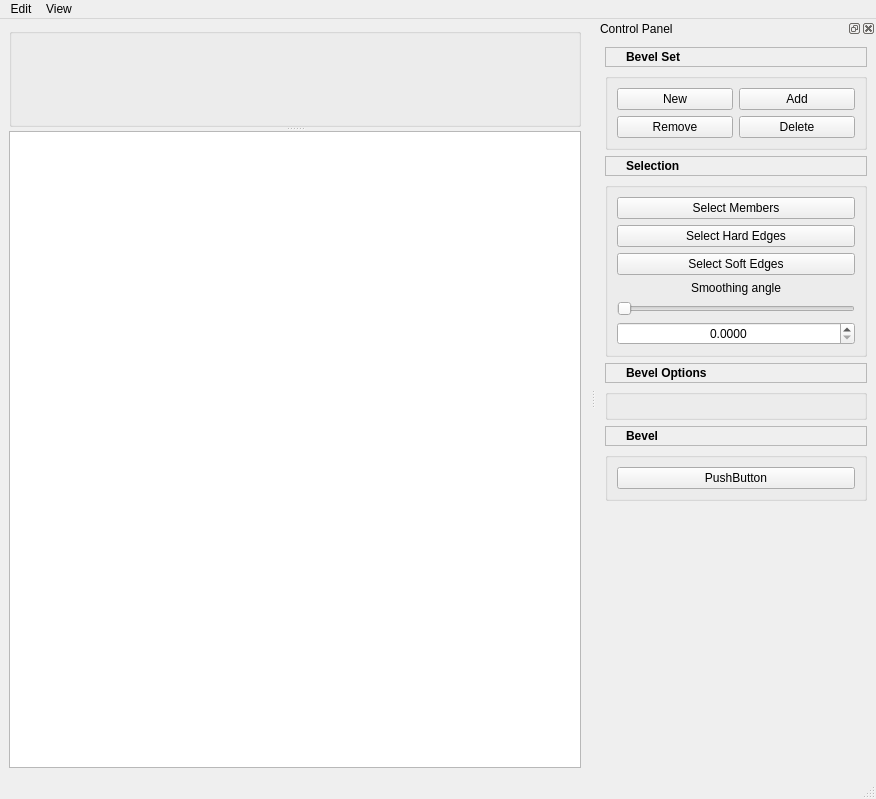
The window that maya_script/BevelTool/src/Qt/UI/MWBevelToolMainWindow.ui (FengYusheng/MyUtils) describes before a commit, drawn with Qt 5.
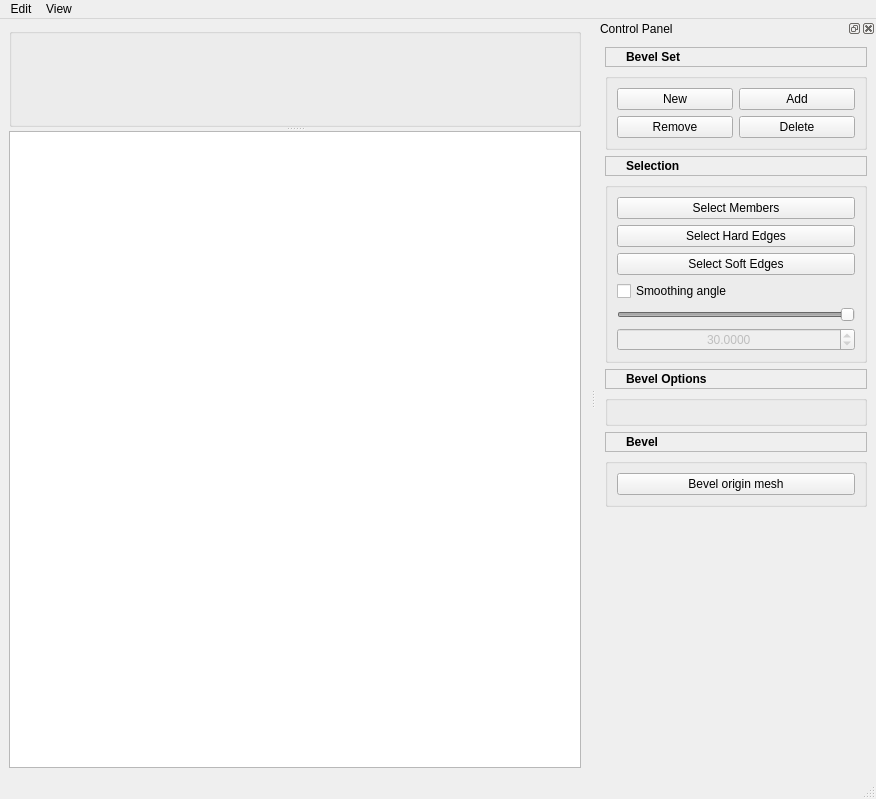
The same window after the commit.

Commit message: bevel tool

What changed in the file:
```diff
--- a/maya_script/BevelTool/src/Qt/UI/MWBevelToolMainWindow.ui
+++ b/maya_script/BevelTool/src/Qt/UI/MWBevelToolMainWindow.ui
@@ -79,7 +79,7 @@
    <property name="minimumSize">
     <size>
      <width>280</width>
-     <height>470</height>
+     <height>474</height>
     </size>
    </property>
    <property name="allowedAreas">
@@ -232,23 +232,23 @@
          </widget>
         </item>
         <item>
-         <widget class="QLabel" name="smoothingAngleLable">
+         <widget class="QCheckBox" name="smoothingAngleCheckBox">
           <property name="text">
            <string>Smoothing angle</string>
           </property>
-          <property name="textFormat">
-           <enum>Qt::RichText</enum>
-          </property>
-          <property name="alignment">
-           <set>Qt::AlignCenter</set>
-          </property>
          </widget>
         </item>
         <item>
          <widget class="QSlider" name="smoothingAngleSlider">
+          <property name="enabled">
+           <bool>false</bool>
+          </property>
           <property name="maximum">
            <number>1800000</number>
           </property>
+          <property name="value">
+           <number>300000</number>
+          </property>
           <property name="orientation">
            <enum>Qt::Horizontal</enum>
           </property>
@@ -256,6 +256,9 @@
         </item>
         <item>
          <widget class="QDoubleSpinBox" name="smoothingAngleSpinBox">
+          <property name="enabled">
+           <bool>false</bool>
+          </property>
           <property name="alignment">
            <set>Qt::AlignCenter</set>
           </property>
@@ -265,6 +268,9 @@
           <property name="maximum">
            <double>180.000000000000000</double>
           </property>
+          <property name="value">
+           <double>30.000000000000000</double>
+          </property>
          </widget>
         </item>
        </layout>
@@ -351,7 +357,7 @@
         <item>
          <widget class="QPushButton" name="pushButton">
           <property name="text">
-           <string>PushButton</string>
+           <string>Bevel origin mesh</string>
           </property>
          </widget>
         </item>
```
Left out of the diff: 6 changed lines with no effect on the pictures. The commit also changes 11 other files.
